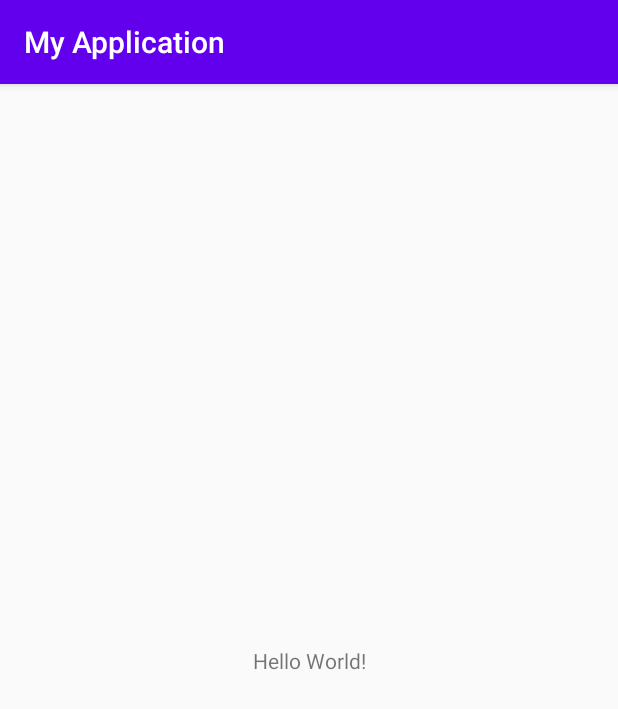
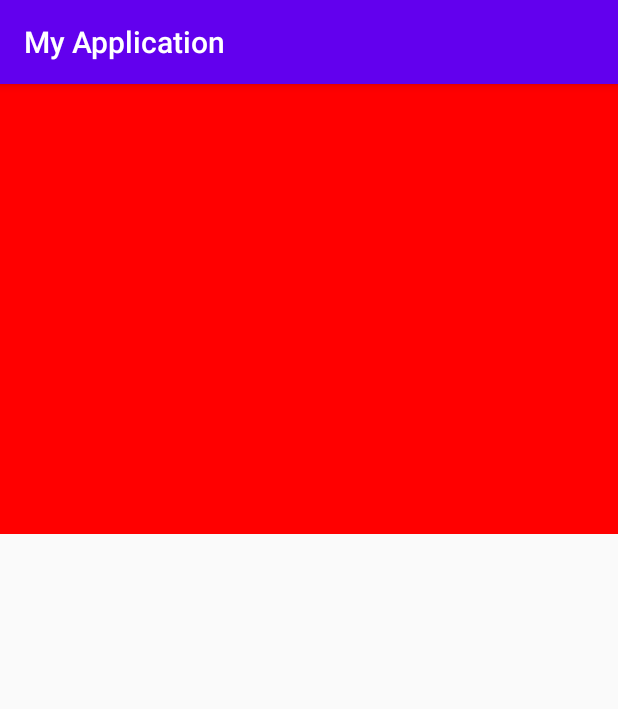
Before and after one commit to cyc00201/MyApplication, an Android app: the screen it shows after launch (MainActivity), on a phone screen of 412 x 824 dp. Shown: the top 709 px of the screen. Run offline under Robolectric (Android 15) with nearby library versions, the phone set to English and light mode, and no system bars.

Commit message:
cnavas red background

```diff
--- a/app/src/main/java/com/example/myapplication/PaintBoard.kt
+++ b/app/src/main/java/com/example/myapplication/PaintBoard.kt
@@ -13,11 +13,15 @@ import java.util.jar.Attributes
 
 class PaintBoard(context:Context,attribute:AttributeSet) :View(context,attribute){
 
-    private  var painter:Paint
+    private var painter:Paint
     private var bmap :Bitmap
+    private var ncanvas:Canvas
     init {
         val width = Resources.getSystem().displayMetrics.widthPixels
         bmap = Bitmap.createBitmap(width, 800, Bitmap.Config.ARGB_8888)
+
+        ncanvas = Canvas(bmap)
+        ncanvas.drawColor(Color.RED)
 
         painter = Paint()
         painter.setColor(Color.BLACK)
--- a/app/src/main/res/layout/activity_main.xml
+++ b/app/src/main/res/layout/activity_main.xml
@@ -7,14 +7,7 @@
     android:layout_height="match_parent"
     tools:context=".MainActivity">
 
-    <TextView
-        android:layout_width="wrap_content"
-        android:layout_height="wrap_content"
-        android:text="Hello World!"
-        app:layout_constraintBottom_toBottomOf="parent"
-        app:layout_constraintLeft_toLeftOf="parent"
-        app:layout_constraintRight_toRightOf="parent"
-        app:layout_constraintTop_toTopOf="parent" />
+
 
 
     <com.example.myapplication.PaintBoard
```
